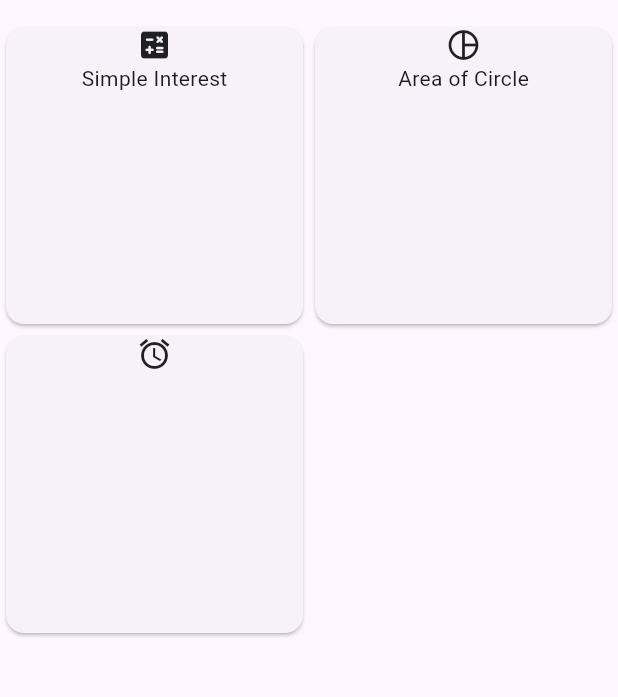
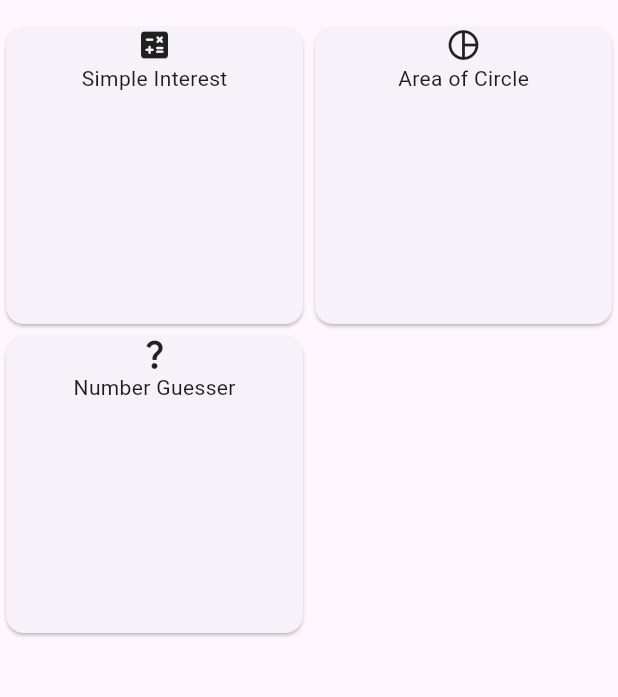
Before and after one commit to Allan0092/class_assignment_2, a Flutter app: the screen it shows after launch, on a phone screen of 412 x 824 dp, the part 63-760 px from its top. Run offline on Flutter 3.47's test engine with Material 3 defaults, Android fonts, the phone set to English and light mode, and no system bars; our stand-ins replace flutter_bloc.

Commit message:
minor bug fix

```diff
--- a/lib/app.dart
+++ b/lib/app.dart
@@ -16,7 +16,12 @@ class MyApp extends StatelessWidget {
         BlocProvider(
           create: (context) => AreaOfCircleCubit(),
         ),
-        BlocProvider(create: (context) => SimpleInterestCubit()),
+        BlocProvider(
+          create: (context) => SimpleInterestCubit(),
+        ),
+        BlocProvider(
+          create: (context) => NumberGuesserCubit(),
+        ),
         BlocProvider(
           create: (context) => DashboardCubit(
             context.read<AreaOfCircleCubit>(),
--- a/lib/cubit/dashboard_cubit.dart
+++ b/lib/cubit/dashboard_cubit.dart
@@ -8,13 +8,13 @@ import 'package:flutter/material.dart';
 import 'package:flutter_bloc/flutter_bloc.dart';
 
 class DashboardCubit extends Cubit<void> {
-  DashboardCubit(
-      this._areaOfCircleCubit, this._simpleInterestCubit, this._numberGuesser)
+  DashboardCubit(this._areaOfCircleCubit, this._simpleInterestCubit,
+      this._numberGuesserCubit)
       : super(null);
 
   final AreaOfCircleCubit _areaOfCircleCubit;
   final SimpleInterestCubit _simpleInterestCubit;
-  final NumberGuesserCubit _numberGuesser;
+  final NumberGuesserCubit _numberGuesserCubit;
 
   void openAreaOfCircleView(BuildContext context) {
     Navigator.push(
@@ -42,7 +42,7 @@ class DashboardCubit extends Cubit<void> {
       context,
       MaterialPageRoute(
         builder: (_) => BlocProvider.value(
-          value: _numberGuesser,
+          value: _numberGuesserCubit,
           child: NumberGuesser(),
         ),
       ),
--- a/lib/view/dashboard_view.dart
+++ b/lib/view/dashboard_view.dart
@@ -43,9 +43,11 @@ class DashboardView extends StatelessWidget {
           ),
           Card(
             child: InkWell(
-              onTap: () {},
+              onTap: () {
+                context.read<DashboardCubit>().openNumberGuesser(context);
+              },
               child: Column(
-                children: [Icon(Icons.access_alarm)],
+                children: [Icon(Icons.question_mark), Text("Number Guesser")],
               ),
             ),
           )
```
